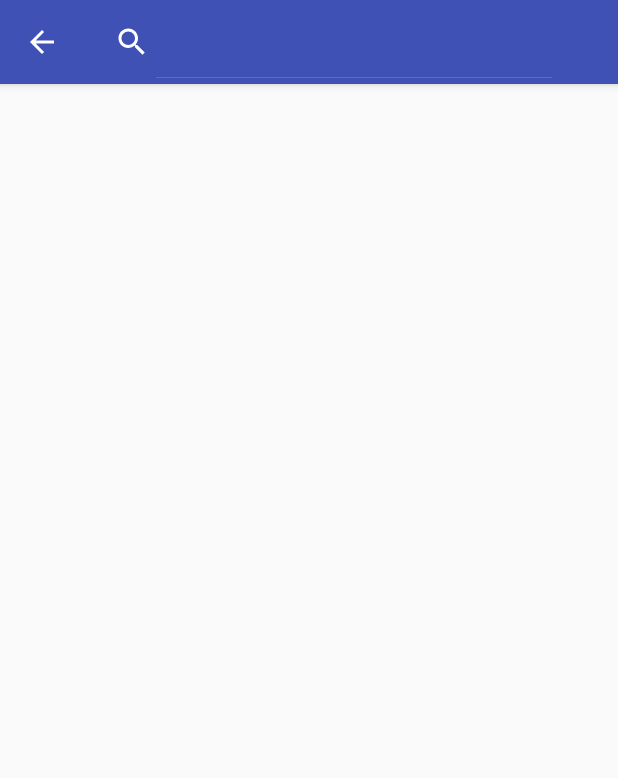
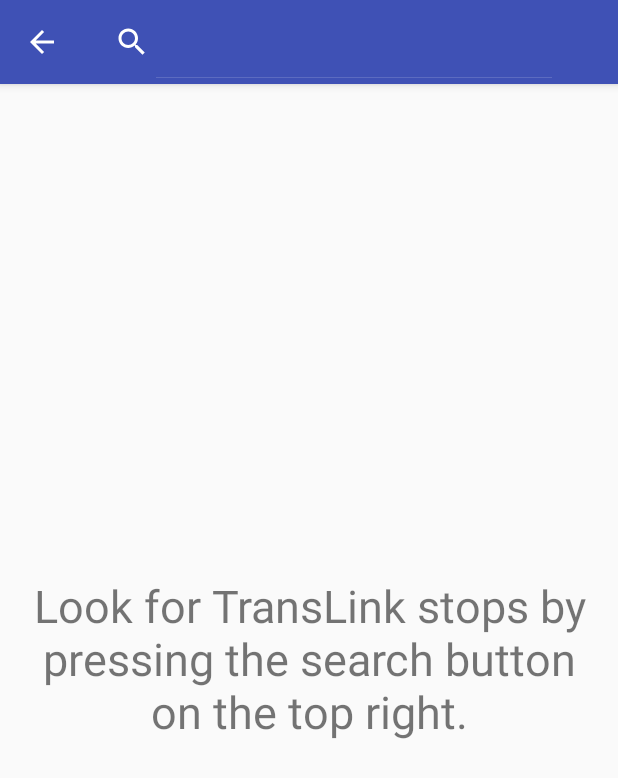
Before and after one commit to shanicem/StayWoke, an Android app: the screen it shows after launch (MainActivity), after a tap on "Search", on a phone screen of 412 x 824 dp. Shown: the top 778 px of the screen. Run offline under Robolectric (Android 15) with nearby library versions, the phone set to English and light mode, and no system bars.

Commit message:
Added placeholder isntructional text on first page user sees

```diff
--- a/app/src/main/res/layout/activity_main.xml
+++ b/app/src/main/res/layout/activity_main.xml
@@ -6,4 +6,20 @@
     android:layout_height="match_parent"
     tools:context="com.ivansg.staywoke0.MainActivity">
 
+    <TextView
+        android:id="@+id/textView3"
+        android:layout_width="0dp"
+        android:layout_height="wrap_content"
+        android:layout_marginBottom="8dp"
+        android:layout_marginLeft="8dp"
+        android:layout_marginRight="8dp"
+        android:layout_marginTop="8dp"
+        android:text="@string/welcome_message"
+        android:textAlignment="center"
+        android:textSize="30sp"
+        app:layout_constraintBottom_toBottomOf="parent"
+        app:layout_constraintLeft_toLeftOf="parent"
+        app:layout_constraintRight_toRightOf="parent"
+        app:layout_constraintTop_toTopOf="parent"
+        app:layout_constraintVertical_bias="0.498" />
 </android.support.constraint.ConstraintLayout>
--- a/app/src/main/res/values/strings.xml
+++ b/app/src/main/res/values/strings.xml
@@ -8,4 +8,5 @@
     <string name="dialog_title">Wake up!</string>
     <string name="dialog_message">You\'re almost there</string>
     <string name="dialog_ok">OK</string>
+    <string name="welcome_message">Look for TransLink stops by pressing the search button on the top right.</string>
 </resources>
```
